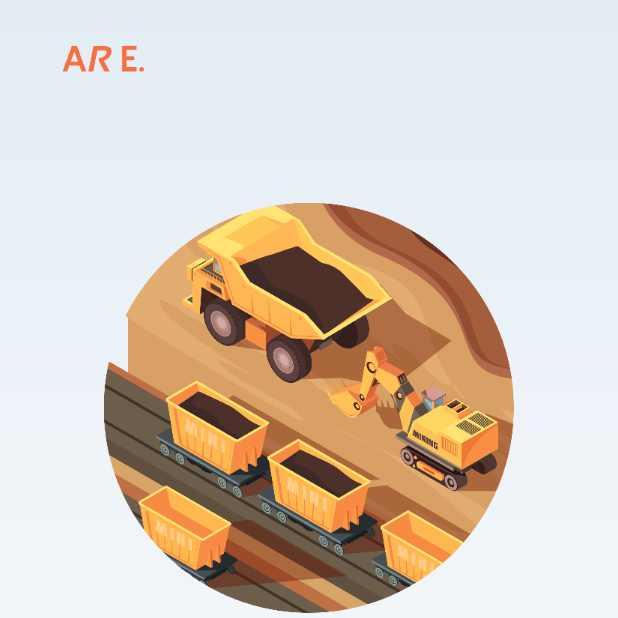
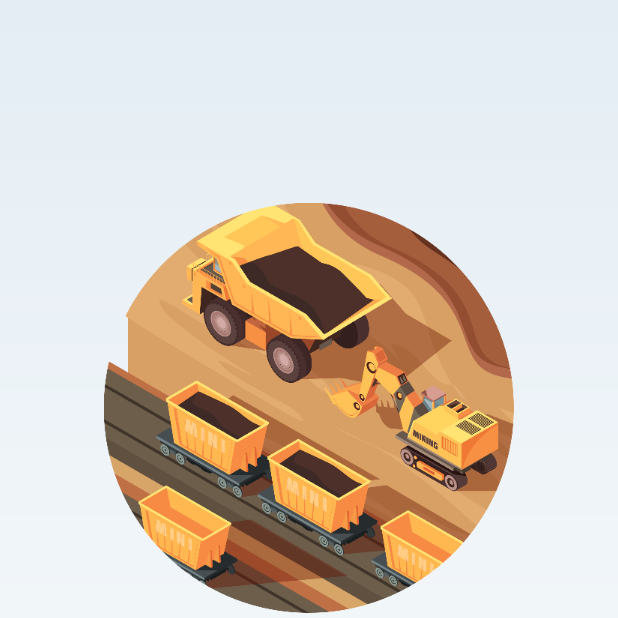
Before and after one commit to vrvv/are-machinery, an Android app: the SplashActivity screen opened directly, with no data from a screen before it, on a phone screen of 412 x 824 dp, the top half of it. Run offline under Robolectric (Android 15) with nearby library versions, the phone set to English and light mode, and no system bars; our stand-ins replace sdp/ssp sizes.

Commit message:
change in spalsh screen

```diff
--- a/app/src/main/res/layout/activity_splash.xml
+++ b/app/src/main/res/layout/activity_splash.xml
@@ -15,8 +15,7 @@
             android:layout_width="wrap_content"
             android:layout_height="@dimen/_30sdp"
             android:layout_marginLeft="40dp"
-            android:layout_marginTop="@dimen/_14sdp"
-            android:src="@drawable/are_logo" />
+            android:layout_marginTop="@dimen/_14sdp" />
 
         <ImageView
             android:layout_width="wrap_content"
```
